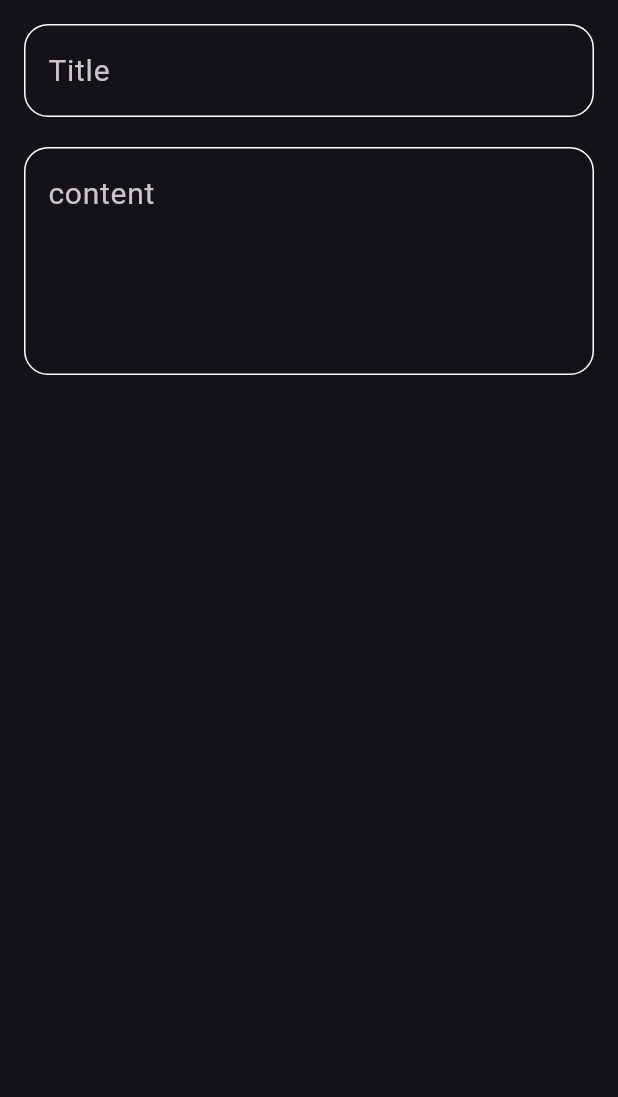
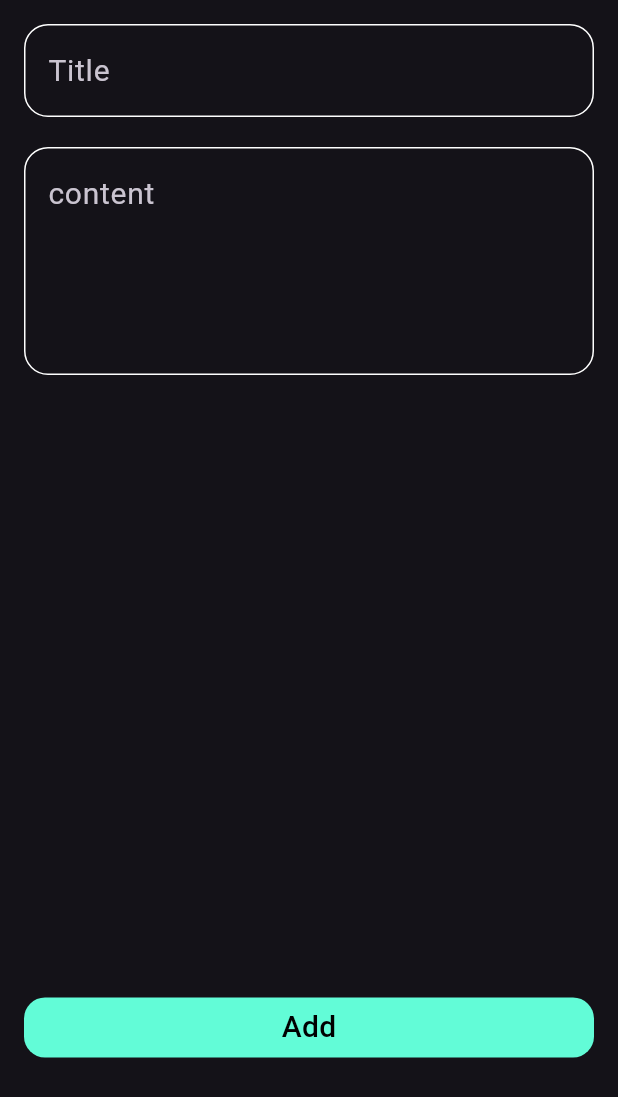
Before and after one commit to hamzaaagh/Notes_app, a Flutter app: the CustomModelButtonSheet widget shown alone on an empty page, opened directly, on a phone screen of 412 x 824 dp. Shown: the top 1097 px of the screen. Run offline on Flutter 3.47's test engine with Material 3 defaults, Android fonts, the phone set to English and light mode, and no system bars.

Commit message:
Create Custom Button & Finish Model Button Sheet

```diff
--- /dev/null
+++ b/lib/Core/Widgets/Custom_Button.dart
@@ -0,0 +1,31 @@
+import 'package:flutter/material.dart';
+import 'package:notes_app/Core/consts.dart';
+
+class CustomElevatedButton extends StatelessWidget {
+  const CustomElevatedButton({super.key});
+
+  @override
+  Widget build(BuildContext context) {
+    return InkWell(
+      onTap: () {},
+      child: Container(
+        width: MediaQuery.of(context).size.width,
+        height: 40,
+        decoration: BoxDecoration(
+          borderRadius: BorderRadius.circular(14),
+          color: kprimarycolor,
+        ),
+        child: Center(
+          child: Text(
+            "Add",
+            style: TextStyle(
+              color: Colors.black,
+              fontSize: 20,
+              fontWeight: FontWeight.w500,
+            ),
+          ),
+        ),
+      ),
+    );
+  }
+}
--- a/lib/Features/Home/presentation/Views/Widgets/Custom_Model_Button_Sheet.dart
+++ b/lib/Features/Home/presentation/Views/Widgets/Custom_Model_Button_Sheet.dart
@@ -1,4 +1,5 @@
 import 'package:flutter/material.dart';
+import 'package:notes_app/Core/Widgets/Custom_Button.dart';
 import 'package:notes_app/Features/Home/presentation/Views/Widgets/Custom_Text_Filed.dart';
 
 class CustomModelButtonSheet extends StatelessWidget {
@@ -15,6 +16,8 @@ class CustomModelButtonSheet extends StatelessWidget {
             CustomTextFiled(hint: "Title"),
             const SizedBox(height: 20),
             CustomTextFiled(hint: "content", maxlines: 4),
+            Spacer(),
+            CustomElevatedButton(),
           ],
         ),
       ),
```
